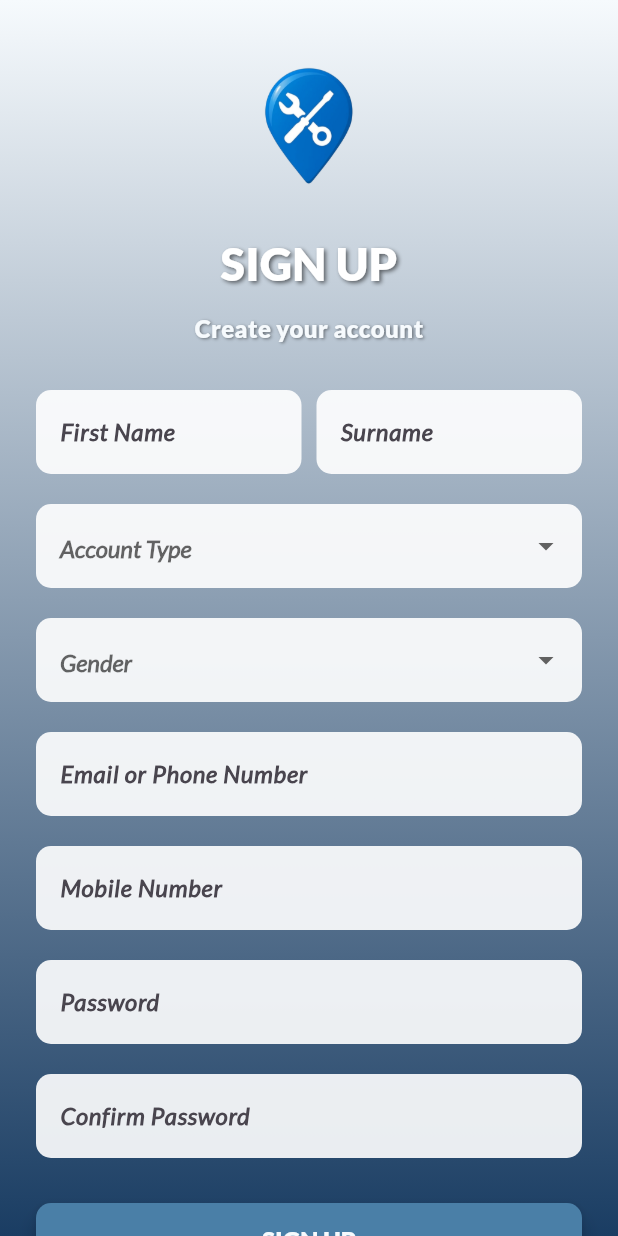
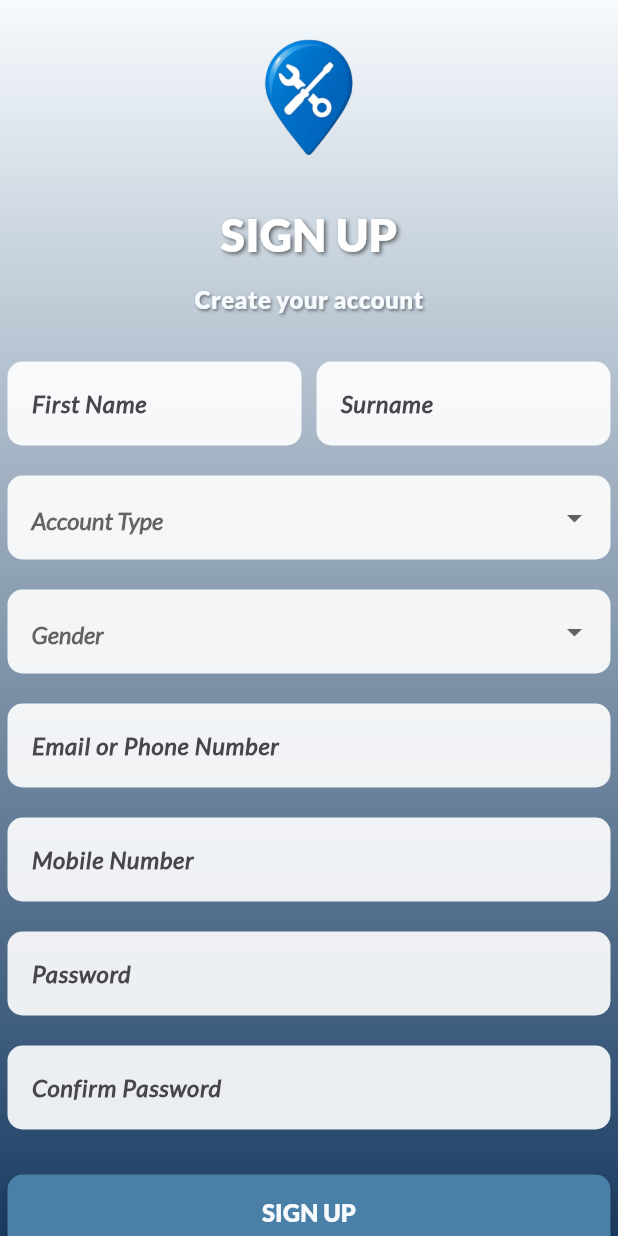
Before and after one commit to kurt-arpilleda/CARE, a Flutter app: the LoginScreen screen opened by its route, after a tap on "Sign Up", on a phone screen of 412 x 824 dp. Run offline on Flutter 3.47's test engine with Material 3 defaults, Android fonts, the light colour scheme and no system bars; our stand-ins replace flutter_secure_storage, fluttertoast, google_sign_in, open_file, package_info_plus, permission_handler and 2 more; accounts and stored records are empty.

Commit message:
login and signup UI done

```diff
--- a/lib/login.dart
+++ b/lib/login.dart
@@ -194,7 +194,7 @@ class _LoginScreenState extends State<LoginScreen> {
           ),
           child: Center(
             child: SingleChildScrollView(
-              padding: const EdgeInsets.all(24),
+              padding: const EdgeInsets.all(5),
               child: Form(
                 key: _formKey,
                 autovalidateMode: AutovalidateMode.disabled,
--- a/lib/signup.dart
+++ b/lib/signup.dart
@@ -194,7 +194,7 @@ class _SignUpScreenState extends State<SignUpScreen> {
           ),
           child: Center(
             child: SingleChildScrollView(
-              padding: const EdgeInsets.all(24),
+              padding: const EdgeInsets.all(5),
               child: Form(
                 key: _formKey,
                 child: Column(
```
Also changed, not shown: pubspec.lock.
